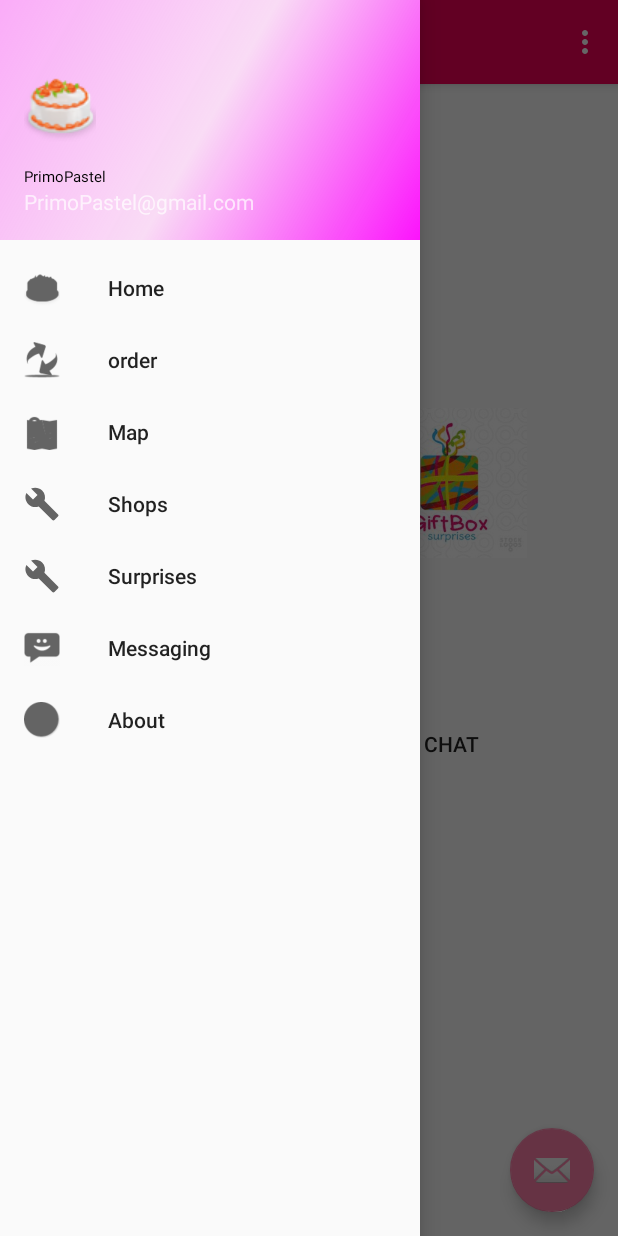
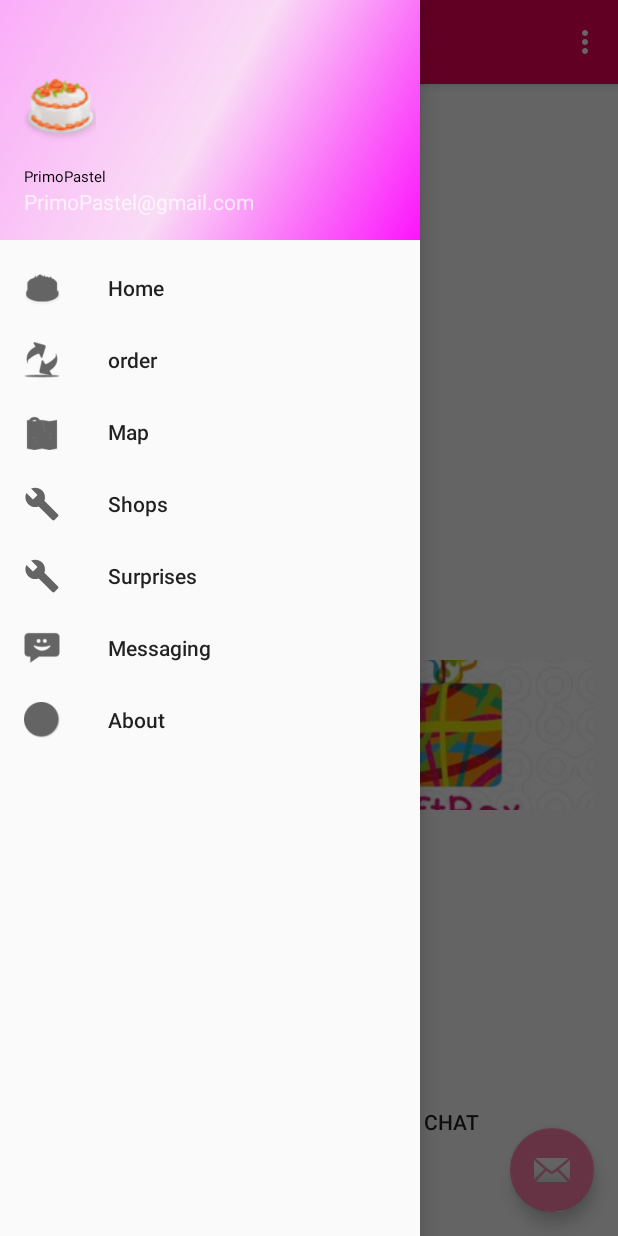
Before and after one commit to pravu02280/PrimoPastelOne, an Android app: the screen it shows after launch (MainActivity), with the side drawer open, on a phone screen of 412 x 824 dp. Run offline under Robolectric (Android 15) with nearby library versions, the phone set to English and light mode, and no system bars; libraries missing offline, so code that uses them is left out: com.synnapps.carouselview; plain views replace CarouselView; 3 statements that could not run were skipped.

Commit message:
update ui

```diff
--- a/app/build.gradle
+++ b/app/build.gradle
@@ -2,7 +2,7 @@ apply plugin: 'com.android.application'
 
 android {
     compileSdkVersion 25
-    buildToolsVersion "25.0.0"
+    buildToolsVersion "25.0.2"
     defaultConfig {
         applicationId "prabesh.com.primopastelone"
         minSdkVersion 16
@@ -24,8 +24,8 @@ dependencies {
     androidTestCompile('com.android.support.test.espresso:espresso-core:2.2.2', {
         exclude group: 'com.android.support', module: 'support-annotations'
     })
-    compile 'com.android.support:appcompat-v7:25.1.0'
+    compile 'com.android.support:appcompat-v7:25.1.1'
     compile 'com.synnapps:carouselview:0.0.10'
-    compile 'com.android.support:design:25.1.0'
+    compile 'com.android.support:design:25.1.1'
     testCompile 'junit:junit:4.12'
 }
--- a/app/src/main/res/layout/content_main.xml
+++ b/app/src/main/res/layout/content_main.xml
@@ -1,11 +1,11 @@
 <?xml version="1.0" encoding="utf-8"?>
 <LinearLayout xmlns:android="http://schemas.android.com/apk/res/android"
-    android:orientation="vertical"
     xmlns:app="http://schemas.android.com/apk/res-auto"
     xmlns:tools="http://schemas.android.com/tools"
     android:id="@+id/content_main"
     android:layout_width="match_parent"
     android:layout_height="match_parent"
+    android:orientation="vertical"
     android:paddingBottom="@dimen/activity_vertical_margin"
     android:paddingLeft="@dimen/activity_horizontal_margin"
     android:paddingRight="@dimen/activity_horizontal_margin"
@@ -17,52 +17,62 @@
     <com.synnapps.carouselview.CarouselView
         android:id="@+id/carouselView"
         android:layout_width="match_parent"
-        android:layout_height="200dp"
+        android:layout_height="match_parent"
+        android:layout_weight="2"
         app:fillColor="#FFFFFFFF"
         app:pageColor="#00000000"
         app:radius="6dp"
         app:slideInterval="3000"
         app:strokeColor="#FF777777"
-        app:strokeWidth="1dp"/>
+        app:strokeWidth="1dp" />
+
     <LinearLayout
         android:layout_width="match_parent"
-        android:orientation="horizontal"
-        android:layout_height="wrap_content">
-<ImageView
-    android:layout_width="0dp"
-    android:layout_weight="0.5"
-    android:id="@+id/activity_main_special"
-    android:src="@drawable/special"
-    android:layout_height="100dp"
-    />
+        android:layout_height="match_parent"
+        android:layout_weight="3"
+        android:orientation="horizontal">
+
         <ImageView
+            android:id="@+id/activity_main_special"
             android:layout_width="0dp"
-            android:src="@drawable/surprises"
+            android:layout_height="100dp"
+            android:layout_weight="0.5"
+            android:scaleType="centerCrop"
+            android:src="@drawable/special" />
+
+        <ImageView
             android:id="@+id/acitivity_main_surprise"
+            android:layout_width="0dp"
             android:layout_height="100dp"
-            android:layout_weight="0.5"/>
+            android:layout_weight="0.5"
+            android:scaleType="centerCrop"
+            android:src="@drawable/surprises" />
 
     </LinearLayout>
+
     <LinearLayout
         android:layout_width="match_parent"
-        android:orientation="horizontal"
+        android:layout_height="match_parent"
         android:layout_marginTop="100dp"
-        android:layout_height="wrap_content">
+        android:layout_weight="3"
+        android:orientation="horizontal">
+
         <Button
+            android:id="@+id/activity_main_order"
             android:layout_width="0dp"
-            android:text="Order"
 
+            android:layout_height="wrap_content"
+            android:layout_weight="0.5"
             android:background="@drawable/shapeoval"
-            android:id="@+id/activity_main_order"
+            android:text="Order" />
+
+        <Button
+            android:id="@+id/activity_main_chat"
+            android:layout_width="0dp"
             android:layout_height="wrap_content"
-            android:layout_weight="0.5"/>
-        <Button
-            android:layout_width="0dp"
-            android:text="Chat"
+            android:layout_weight="0.5"
             android:background="@drawable/shapeoval"
-            android:id="@+id/activity_main_chat"
-            android:layout_height="wrap_content"
-            android:layout_weight="0.5"/>
+            android:text="Chat" />
 
 
     </LinearLayout>
```
